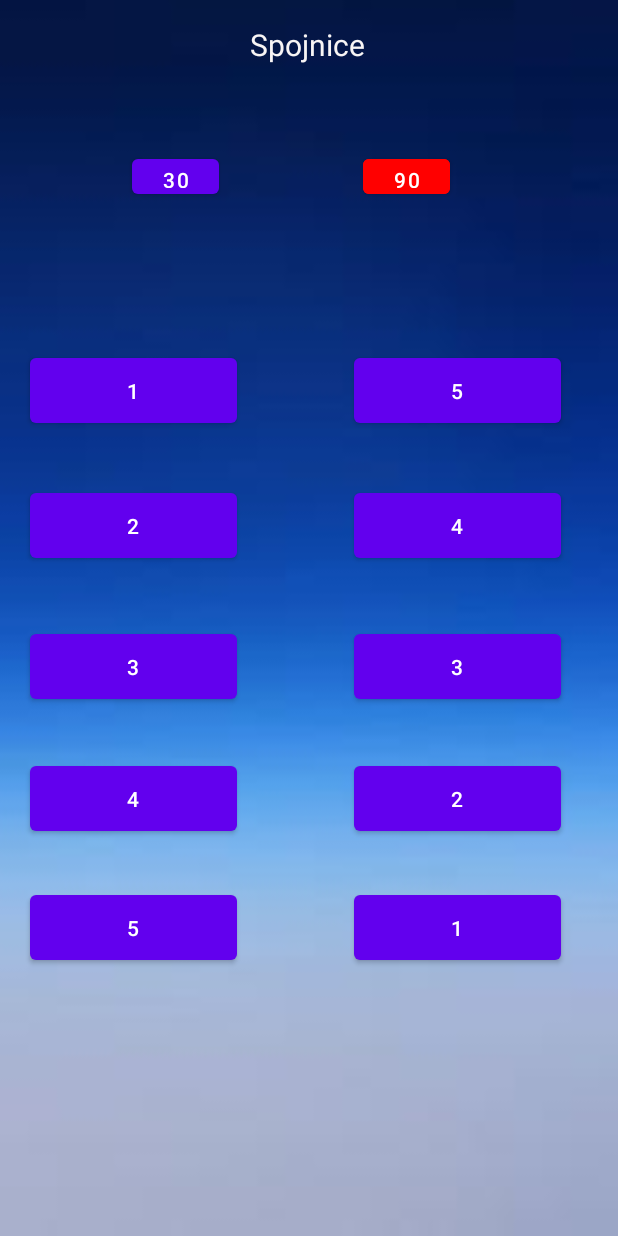
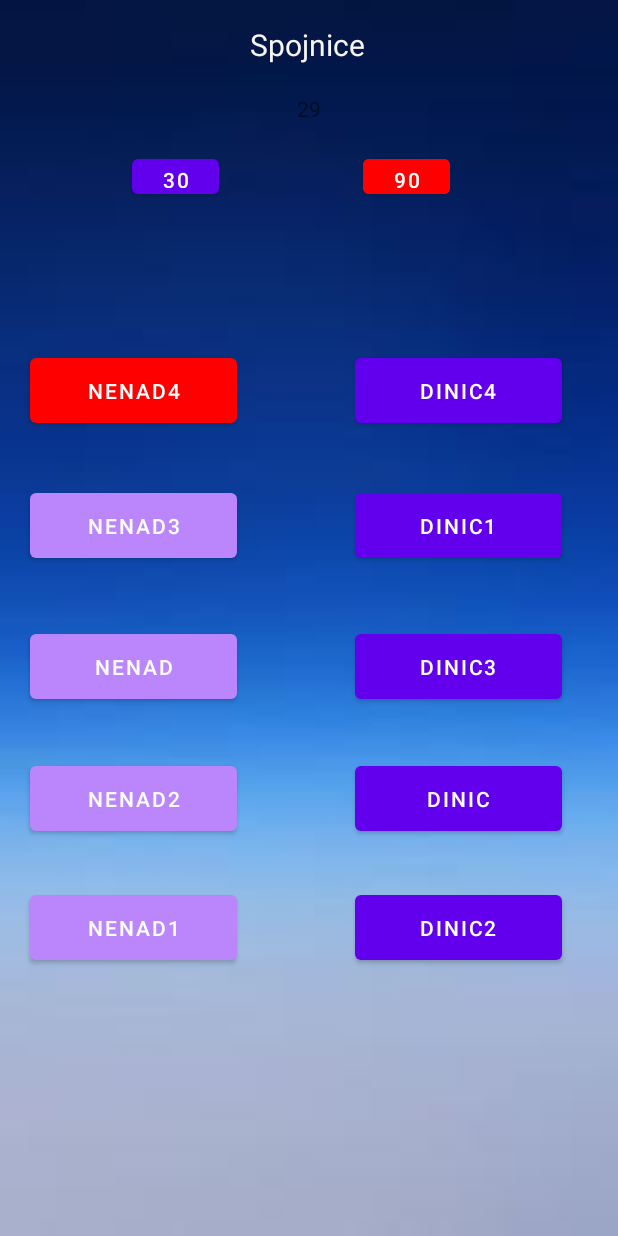
Before and after one commit to DejanJovovic/android-game, an Android app: the Spojnice screen opened directly, with no data from a screen before it, on a phone screen of 412 x 824 dp. Run offline under Robolectric (Android 15) with nearby library versions, the phone set to English and light mode, and no system bars; 1 statement that could not run was skipped.

Commit message:
dodate spojnice i namesten redosled igara

```diff
--- a/AndroidQuiz/app/src/main/java/com/example/androidquiz/Games.java
+++ b/AndroidQuiz/app/src/main/java/com/example/androidquiz/Games.java
@@ -24,6 +24,7 @@ public class Games extends AppCompatActivity {
         final LinearLayout asosijacije = findViewById(R.id.asosijacijeLayout);
         LinearLayout skocko = findViewById(R.id.skockoLayout);
         LinearLayout mojBroj = findViewById(R.id.mojBrojLayout);
+        LinearLayout spojnice = findViewById(R.id.spojniceLayout);
 
         final Button startBtn = findViewById(R.id.startQuizBtn);
 
@@ -87,6 +88,11 @@ public class Games extends AppCompatActivity {
             startActivity(intent);
         });
 
+        spojnice.setOnClickListener(v -> {
+            Intent intent = new Intent(Games.this, Spojnice.class);
+            startActivity(intent);
+        });
+
         startBtn.setOnClickListener(new View.OnClickListener() {
             @Override
             public void onClick(View view) {
--- a/AndroidQuiz/app/src/main/java/com/example/androidquiz/KoZnaZnaResults.java
+++ b/AndroidQuiz/app/src/main/java/com/example/androidquiz/KoZnaZnaResults.java
@@ -35,9 +35,9 @@ public class KoZnaZnaResults extends AppCompatActivity {
         startNewBtn.setOnClickListener(new View.OnClickListener() {
             @Override
             public void onClick(View view) {
-                selectedGameName = "Asosijacije";
+                selectedGameName = "Spojnice";
 
-                Intent intent = new Intent(KoZnaZnaResults.this, AsosijacijeActivity.class);
+                Intent intent = new Intent(KoZnaZnaResults.this, Spojnice.class);
                 intent.putExtra("selectedGame", selectedGameName);
                 startActivity(intent);
             }
--- a/AndroidQuiz/app/src/main/java/com/example/androidquiz/Spojnice.java
+++ b/AndroidQuiz/app/src/main/java/com/example/androidquiz/Spojnice.java
@@ -2,9 +2,156 @@ package com.example.androidquiz;
 
 import androidx.appcompat.app.AppCompatActivity;
 
+import android.content.Intent;
+import android.content.res.Resources;
 import android.os.Bundle;
+import android.os.CountDownTimer;
+import android.view.View;
+import android.widget.Button;
+import android.widget.TextView;
+import android.widget.Toast;
+
+import com.example.androidquiz.models.SpojniceItemModel;
+import com.example.androidquiz.models.SpojniceModel;
+
+import java.util.ArrayList;
+import java.util.Collection;
+import java.util.Collections;
+import java.util.List;
 
 public class Spojnice extends AppCompatActivity {
+    SpojniceModel model = new SpojniceModel();
+    List<Button> leftBtns = new ArrayList<>();
+    List<Button> rightBtns = new ArrayList<>();
+    List<String> left;
+    List<String> right;
+    int selectedLeft = 0;
+    int correctCounter = 0;
+    TextView timerText;
+    CountDownTimer timer1;
+
+    private void initTimer() {
+        timerText = findViewById(R.id.timer1);
+        timer1 = new CountDownTimer(30000, 1000) {
+            @Override
+            public void onTick(long millisUntilFinished) {
+                timerText.setText(String.valueOf(millisUntilFinished/1000));
+            }
+
+            @Override
+            public void onFinish() {finishGame();}
+        };
+        timer1.start();
+    }
+
+    private void init() {
+        Button left0 = findViewById(R.id.levo0);
+        Button left1 = findViewById(R.id.levo1);
+        Button left2 = findViewById(R.id.levo2);
+        Button left3 = findViewById(R.id.levo3);
+        Button left4 = findViewById(R.id.levo4);
+        Button right0 = findViewById(R.id.desno0);
+        Button right1 = findViewById(R.id.desno1);
+        Button right2 = findViewById(R.id.desno2);
+        Button right3 = findViewById(R.id.desno3);
+        Button right4 = findViewById(R.id.desno4);
+        leftBtns.add(left0);
+        leftBtns.add(left1);
+        leftBtns.add(left2);
+        leftBtns.add(left3);
+        leftBtns.add(left4);
+        rightBtns.add(right0);
+        rightBtns.add(right1);
+        rightBtns.add(right2);
+        rightBtns.add(right3);
+        rightBtns.add(right4);
+
+        for (int i = 0; i < 5; i++) {
+            leftBtns.get(i).setText(left.get(i));
+            rightBtns.get(i).setText(right.get(i));
+            int index = i;
+            rightBtns.get(i).setOnClickListener(v -> {
+                boolean correct = checkIsCorrect(selectedLeft, index);
+                if (correct) {
+                    v.setEnabled(false);
+                    ((Button)v).setTextColor(getResources().getColor(android.R.color.black, null));
+                    v.setBackgroundColor(getResources().getColor(android.R.color.holo_green_light, null));
+                }
+                selectedLeft ++;
+                if (selectedLeft >= leftBtns.size()) {
+                    finishGame();
+                }
+                highlightLeftBtns();
+            });
+        }
+        highlightLeftBtns();
+    }
+
+    private void finishGame() {
+        for (Button btn : rightBtns) {
+            btn.setEnabled(false);
+        }
+        Toast.makeText(this, "Osvojili ste: " + correctCounter * 2 + " bodova!", Toast.LENGTH_LONG).show();
+        Button nextGameBtn = findViewById(R.id.nextGame1);
+        nextGameBtn.setVisibility(View.VISIBLE);
+        timer1.cancel();
+        nextGameBtn.setOnClickListener(v1 -> {
+            Intent intent = new Intent(Spojnice.this, AsosijacijeActivity.class);
+            startActivity(intent);
+        });
+    }
+
+    private boolean checkIsCorrect(int left, int right) {
+        String leftText = leftBtns.get(left).getText().toString();
+        String rightText = rightBtns.get(right).getText().toString();
+        for (SpojniceItemModel item : model.getAnswers()) {
+            if (item.getLeft().equals(leftText)) {
+                if (item.getRight().equals(rightText)) {
+                    correctCounter++;
+                    return true;
+                }
+                return false;
+            }
+        }
+        return false;
+    }
+
+    private void highlightLeftBtns() {
+        for (int i = 0; i < leftBtns.size(); i++) {
+            if (i == selectedLeft) {
+                leftBtns.get(i).setBackgroundColor(getResources().getColor(R.color.red, null));
+            } else {
+                leftBtns.get(i).setBackgroundColor(getResources().getColor(R.color.purple_200, null));
+            }
+        }
+    }
+
+    private void loadAnswers() {
+        model.getAnswers().add(new SpojniceItemModel("Nenad", "Dinic"));
+        model.getAnswers().add(new SpojniceItemModel("Nenad1", "Dinic1"));
+        model.getAnswers().add(new SpojniceItemModel("Nenad2", "Dinic2"));
+        model.getAnswers().add(new SpojniceItemModel("Nenad3", "Dinic3"));
+        model.getAnswers().add(new SpojniceItemModel("Nenad4", "Dinic4"));
+
+        left = new ArrayList<>();
+        right = new ArrayList<>();
+        for (SpojniceItemModel answer : model.getAnswers()) {
+            left.add(answer.getLeft());
+            right.add(answer.getRight());
+        }
+
+        Collections.shuffle(left);
+        Collections.shuffle(right);
+        init();
+    }
+
+    @Override
+    protected void onDestroy() {
+        super.onDestroy();
+        if (timer1 != null) {
+            timer1.cancel();
+        }
+    }
 
     @Override
     protected void onCreate(Bundle savedInstanceState) {
@@ -12,5 +159,7 @@ public class Spojnice extends AppCompatActivity {
         setContentView(R.layout.activity_spojnice);
         getSupportActionBar().setDisplayHomeAsUpEnabled(true);
         setTitle("Spojnice");
+        initTimer();
+        loadAnswers();
     }
 }
--- /dev/null
+++ b/AndroidQuiz/app/src/main/java/com/example/androidquiz/models/SpojniceItemModel.java
@@ -0,0 +1,27 @@
+package com.example.androidquiz.models;
+
+public class SpojniceItemModel {
+    String left;
+    String right;
+
+    public void setLeft(String left) {
+        this.left = left;
+    }
+
+    public void setRight(String right) {
+        this.right = right;
+    }
+
+    public String getLeft() {
+        return left;
+    }
+
+    public String getRight() {
+        return right;
+    }
+
+    public SpojniceItemModel(String left, String right) {
+        this.left = left;
+        this.right = right;
+    }
+}
--- /dev/null
+++ b/AndroidQuiz/app/src/main/java/com/example/androidquiz/models/SpojniceModel.java
@@ -0,0 +1,12 @@
+package com.example.androidquiz.models;
+
+import java.util.ArrayList;
+import java.util.List;
+
+public class SpojniceModel {
+    List<SpojniceItemModel> answers = new ArrayList<>();
+
+    public List<SpojniceItemModel> getAnswers() {
+        return answers;
+    }
+}
--- a/AndroidQuiz/app/src/main/res/layout/activity_games.xml
+++ b/AndroidQuiz/app/src/main/res/layout/activity_games.xml
@@ -75,9 +75,8 @@
             </TextView>
         </LinearLayout>
 
-
         <LinearLayout
-            android:id="@+id/korakPoKorakLayout"
+            android:id="@+id/spojniceLayout"
             android:layout_width="0dp"
             android:layout_height="wrap_content"
             android:layout_weight="1"
@@ -90,7 +89,7 @@
             <ImageView
                 android:layout_width="80dp"
                 android:layout_height="80dp"
-                android:src="@drawable/steps">
+                android:src="@drawable/spojnice">
 
             </ImageView>
 
@@ -98,13 +97,16 @@
                 android:layout_width="wrap_content"
                 android:layout_height="wrap_content"
                 android:layout_marginTop="8dp"
-                android:text="Korak po korak"
+                android:text="Spojnice"
                 android:textColor="@color/blue"
                 android:textSize="18sp"
                 android:textStyle="bold">
 
             </TextView>
         </LinearLayout>
+
+
+
 
     </LinearLayout>
 
@@ -194,7 +196,7 @@
         android:weightSum="2">
 
         <LinearLayout
-            android:id="@+id/spojniceLayout"
+            android:id="@+id/korakPoKorakLayout"
             android:layout_width="0dp"
             android:layout_height="wrap_content"
             android:layout_weight="1"
@@ -207,7 +209,7 @@
             <ImageView
                 android:layout_width="80dp"
                 android:layout_height="80dp"
-                android:src="@drawable/spojnice">
+                android:src="@drawable/steps">
 
             </ImageView>
 
@@ -215,7 +217,7 @@
                 android:layout_width="wrap_content"
                 android:layout_height="wrap_content"
                 android:layout_marginTop="8dp"
-                android:text="Spojnice"
+                android:text="Korak po korak"
                 android:textColor="@color/blue"
                 android:textSize="18sp"
                 android:textStyle="bold">
--- a/AndroidQuiz/app/src/main/res/layout/activity_spojnice.xml
+++ b/AndroidQuiz/app/src/main/res/layout/activity_spojnice.xml
@@ -9,65 +9,65 @@
 
 
     <Button
-        android:id="@+id/button15"
+        android:id="@+id/desno0"
         android:layout_width="138dp"
         android:layout_height="55dp"
-        android:layout_marginStart="236dp"
+        android:layout_marginEnd="37dp"
         android:layout_marginBottom="536dp"
         android:text="5"
         app:layout_constraintBottom_toBottomOf="parent"
-        app:layout_constraintStart_toStartOf="parent" />
+        app:layout_constraintEnd_toEndOf="parent" />
 
     <Button
-        android:id="@+id/button16"
+        android:id="@+id/desno3"
         android:layout_width="138dp"
         android:layout_height="55dp"
-        android:layout_marginStart="236dp"
+        android:layout_marginEnd="37dp"
         android:layout_marginBottom="264dp"
         android:text="2"
         app:layout_constraintBottom_toBottomOf="parent"
-        app:layout_constraintStart_toStartOf="parent"
-        app:layout_constraintTop_toBottomOf="@+id/button13"
+        app:layout_constraintEnd_toEndOf="parent"
+        app:layout_constraintTop_toBottomOf="@+id/levo2"
         app:layout_constraintVertical_bias="1.0" />
 
     <Button
-        android:id="@+id/button18"
+        android:id="@+id/desno1"
         android:layout_width="138dp"
         android:layout_height="55dp"
-        android:layout_marginStart="236dp"
+        android:layout_marginEnd="37dp"
         android:layout_marginBottom="440dp"
         android:text="4"
         app:layout_constraintBottom_toBottomOf="parent"
-        app:layout_constraintStart_toStartOf="parent"
-        app:layout_constraintTop_toBottomOf="@+id/button9"
+        app:layout_constraintEnd_toEndOf="parent"
+        app:layout_constraintTop_toBottomOf="@+id/levo0"
         app:layout_constraintVertical_bias="0.853" />
 
     <Button
-        android:id="@+id/button19"
+        android:id="@+id/desno2"
         android:layout_width="138dp"
         android:layout_height="55dp"
-        android:layout_marginStart="236dp"
+        android:layout_marginEnd="37dp"
         android:layout_marginBottom="352dp"
         android:text="3"
         app:layout_constraintBottom_toBottomOf="parent"
-        app:layout_constraintStart_toStartOf="parent"
-        app:layout_constraintTop_toBottomOf="@+id/button12"
+        app:layout_constraintEnd_toEndOf="parent"
+        app:layout_constraintTop_toBottomOf="@+id/levo1"
         app:layout_constraintVertical_bias="1.0" />
 
     <Button
-        android:id="@+id/button17"
+        android:id="@+id/desno4"
         android:layout_width="138dp"
         android:layout_height="55dp"
-        android:layout_marginStart="236dp"
+        android:layout_marginEnd="37dp"
         android:layout_marginBottom="176dp"
         android:text="1"
         app:layout_constraintBottom_toBottomOf="parent"
-        app:layout_constraintStart_toStartOf="parent"
-        app:layout_constraintTop_toBottomOf="@+id/button11"
+        app:layout_constraintEnd_toEndOf="parent"
+        app:layout_constraintTop_toBottomOf="@+id/levo3"
         app:layout_constraintVertical_bias="0.939" />
 
     <Button
-        android:id="@+id/button14"
+        android:id="@+id/levo4"
         android:layout_width="138dp"
         android:layout_height="55dp"
         android:layout_marginStart="20dp"
@@ -75,11 +75,11 @@
         android:text="5"
         app:layout_constraintBottom_toBottomOf="parent"
         app:layout_constraintStart_toStartOf="parent"
-        app:layout_constraintTop_toBottomOf="@+id/button11"
+        app:layout_constraintTop_toBottomOf="@+id/levo3"
         app:layout_constraintVertical_bias="0.939" />
 
     <Button
-        android:id="@+id/button13"
+        android:id="@+id/levo2"
         android:layout_width="138dp"
         android:layout_height="55dp"
         android:layout_marginStart="20dp"
@@ -87,11 +87,11 @@
         android:text="3"
         app:layout_constraintBottom_toBottomOf="parent"
         app:layout_constraintStart_toStartOf="parent"
-        app:layout_constraintTop_toBottomOf="@+id/button12"
+        app:layout_constraintTop_toBottomOf="@+id/levo1"
         app:layout_constraintVertical_bias="1.0" />
 
     <Button
-        android:id="@+id/button11"
+        android:id="@+id/levo3"
         android:layout_width="138dp"
         android:layout_height="55dp"
         android:layout_marginStart="20dp"
@@ -99,11 +99,11 @@
         android:text="4"
         app:layout_constraintBottom_toBottomOf="parent"
         app:layout_constraintStart_toStartOf="parent"
-        app:layout_constraintTop_toBottomOf="@+id/button13"
+        app:layout_constraintTop_toBottomOf="@+id/levo2"
         app:layout_constraintVertical_bias="1.0" />
 
     <Button
-        android:id="@+id/button12"
+        android:id="@+id/levo1"
         android:layout_width="138dp"
         android:layout_height="55dp"
         android:layout_marginStart="20dp"
@@ -111,7 +111,7 @@
         android:text="2"
         app:layout_constraintBottom_toBottomOf="parent"
         app:layout_constraintStart_toStartOf="parent"
-        app:layout_constraintTop_toBottomOf="@+id/button9"
+        app:layout_constraintTop_toBottomOf="@+id/levo0"
         app:layout_constraintVertical_bias="0.853" />
 
     <TextView
@@ -150,7 +150,7 @@
         app:layout_constraintTop_toTopOf="parent" />
 
     <Button
-        android:id="@+id/button9"
+        android:id="@+id/levo0"
         android:layout_width="138dp"
         android:layout_height="55dp"
         android:layout_marginStart="20dp"
@@ -159,4 +159,29 @@
         app:layout_constraintBottom_toBottomOf="parent"
         app:layout_constraintStart_toStartOf="parent" />
 
+    <Button
+        android:id="@+id/nextGame1"
+        android:layout_width="wrap_content"
+        android:layout_height="wrap_content"
+        android:layout_marginStart="161dp"
+        android:layout_marginEnd="161dp"
+        android:layout_marginBottom="84dp"
+        android:text="Sledeca igra"
+        android:visibility="gone"
+        app:layout_constraintBottom_toBottomOf="parent"
+        app:layout_constraintEnd_toEndOf="parent"
+        app:layout_constraintStart_toStartOf="parent" />
+
+    <TextView
+        android:id="@+id/timer1"
+        android:layout_width="wrap_content"
+        android:layout_height="wrap_content"
+        android:layout_marginStart="181dp"
+        android:layout_marginTop="19dp"
+        android:layout_marginEnd="181dp"
+        android:text="TextView"
+        app:layout_constraintEnd_toEndOf="parent"
+        app:layout_constraintStart_toStartOf="parent"
+        app:layout_constraintTop_toBottomOf="@+id/titleId" />
+
 </androidx.constraintlayout.widget.ConstraintLayout>
```
